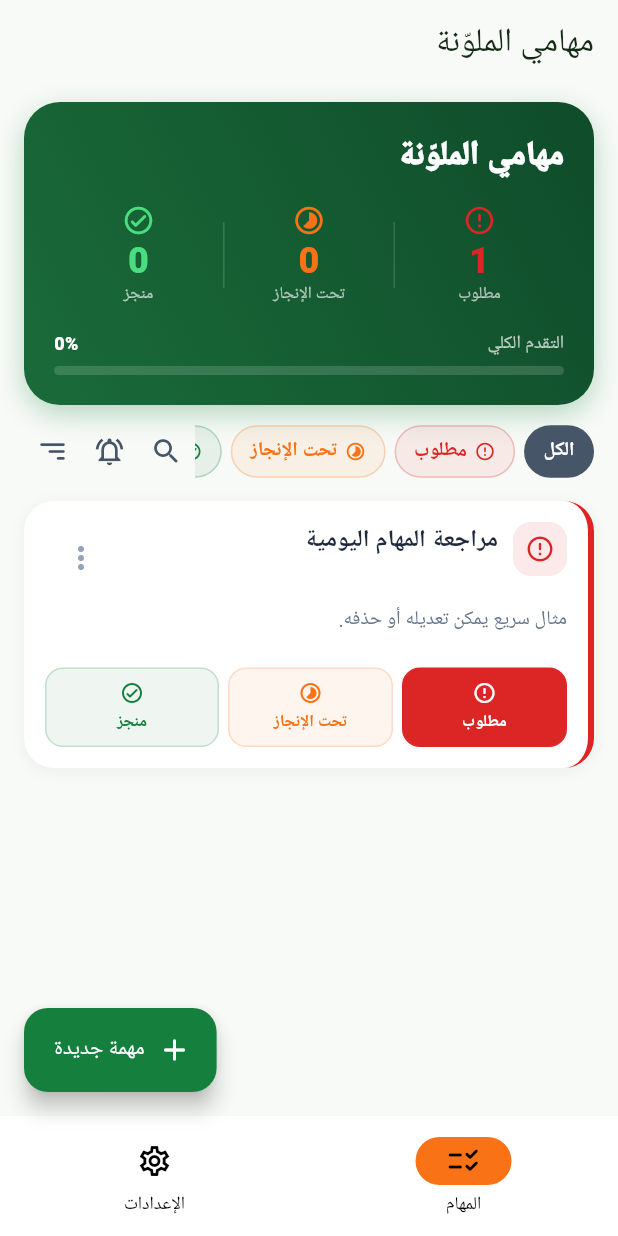
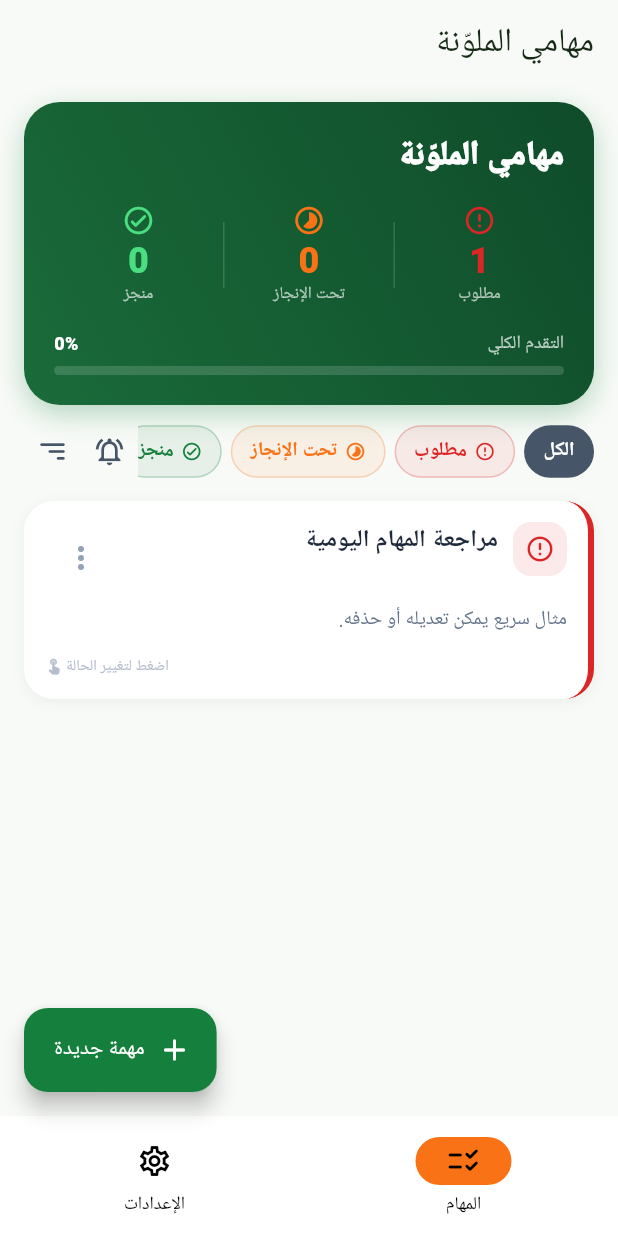
Before and after one commit to aljwaal1/TASKS, a Flutter app: the screen it shows after launch, on a phone screen of 412 x 824 dp. Run offline on Flutter 3.47's test engine with Material 3 defaults, Android fonts, the light colour scheme and no system bars; our stand-ins replace flutter_local_notifications, shared_preferences, timezone.

Commit message:
Add files via upload

```diff
--- a/lib/main.dart
+++ b/lib/main.dart
@@ -425,8 +425,6 @@ class _TasksHomeState extends State<TasksHome> {
   SortMode sortMode = SortMode.reminderDate;
   int tab = 0;
   bool loading = true;
-  String searchQuery = '';
-  bool showSearch = false;
 
   @override
   void initState() {
@@ -572,11 +570,7 @@ class _TasksHomeState extends State<TasksHome> {
 
   List<AppTask> get visibleTasks {
     var list = tasks.where((t) {
-      final matchFilter = filter == null || t.status == filter;
-      final matchSearch = searchQuery.isEmpty ||
-          t.title.contains(searchQuery) ||
-          t.note.contains(searchQuery);
-      return matchFilter && matchSearch;
+      return filter == null || t.status == filter;
     }).toList();
 
     switch (sortMode) {
@@ -610,16 +604,9 @@ class _TasksHomeState extends State<TasksHome> {
         allTasks: tasks,
         filter: filter,
         sortMode: sortMode,
-        showSearch: showSearch,
-        searchQuery: searchQuery,
         doneCount: doneCount,
         onFilter: (v) => setState(() => filter = v),
         onSortMode: (v) => setState(() => sortMode = v),
-        onSearchToggle: () => setState(() {
-          showSearch = !showSearch;
-          if (!showSearch) searchQuery = '';
-        }),
-        onSearchChanged: (v) => setState(() => searchQuery = v),
         onAdd: () => openTaskSheet(),
         onEdit: (t) => openTaskSheet(task: t),
         onDelete: deleteTask,
@@ -722,13 +709,9 @@ class _TasksPage extends StatelessWidget {
     required this.allTasks,
     required this.filter,
     required this.sortMode,
-    required this.showSearch,
-    required this.searchQuery,
     required this.doneCount,
     required this.onFilter,
     required this.onSortMode,
-    required this.onSearchToggle,
-    required this.onSearchChanged,
     required this.onAdd,
     required this.onEdit,
     required this.onDelete,
@@ -741,13 +724,9 @@ class _TasksPage extends StatelessWidget {
   final List<AppTask> allTasks;
   final TaskStatus? filter;
   final SortMode sortMode;
-  final bool showSearch;
-  final String searchQuery;
   final int doneCount;
   final ValueChanged<TaskStatus?> onFilter;
   final ValueChanged<SortMode> onSortMode;
-  final VoidCallback onSearchToggle;
-  final ValueChanged<String> onSearchChanged;
   final VoidCallback onAdd;
   final ValueChanged<AppTask> onEdit;
   final ValueChanged<AppTask> onDelete;
@@ -765,26 +744,6 @@ class _TasksPage extends StatelessWidget {
           child: Padding(
             padding: const EdgeInsets.fromLTRB(16, 12, 16, 0),
             child: _SummaryPanel(tasks: allTasks),
-          ),
-        ),
-
-        // ── شريط البحث ──
-        if (showSearch)
-          SliverToBoxAdapter(
-            child: Padding(
-              padding: const EdgeInsets.fromLTRB(16, 12, 16, 0),
-              child: TextField(
-                autofocus: true,
-                decoration: InputDecoration(
-                  hintText: 'ابحث عن مهمة...',
-                  prefixIcon: const Icon(Icons.search_rounded),
-                  suffixIcon: IconButton(
-                    icon: const Icon(Icons.close_rounded),
-                    onPressed: onSearchToggle,
-                  ),
-                ),
-                onChanged: onSearchChanged,
-              ),
           ),
         ),
 
@@ -795,11 +754,9 @@ class _TasksPage extends StatelessWidget {
             child: _FilterBar(
               filter: filter,
               sortMode: sortMode,
-              showSearch: showSearch,
               doneCount: doneCount,
               onFilter: onFilter,
               onSortMode: onSortMode,
-              onSearchToggle: onSearchToggle,
               onDeleteDone: onDeleteDone,
               onTestNotification: onTestNotification,
             ),
@@ -813,7 +770,7 @@ class _TasksPage extends StatelessWidget {
           SliverToBoxAdapter(
             child: Padding(
               padding: const EdgeInsets.symmetric(horizontal: 16),
-              child: _EmptyState(onAdd: onAdd, hasSearch: searchQuery.isNotEmpty),
+              child: _EmptyState(onAdd: onAdd),
             ),
           )
         else
@@ -843,22 +800,18 @@ class _FilterBar extends StatelessWidget {
   const _FilterBar({
     required this.filter,
     required this.sortMode,
-    required this.showSearch,
     required this.doneCount,
     required this.onFilter,
     required this.onSortMode,
-    required this.onSearchToggle,
     required this.onDeleteDone,
     required this.onTestNotification,
   });
 
   final TaskStatus? filter;
   final SortMode sortMode;
-  final bool showSearch;
   final int doneCount;
   final ValueChanged<TaskStatus?> onFilter;
   final ValueChanged<SortMode> onSortMode;
-  final VoidCallback onSearchToggle;
   final VoidCallback? onDeleteDone;
   final VoidCallback onTestNotification;
 
@@ -901,11 +854,6 @@ class _FilterBar extends StatelessWidget {
             Row(
               mainAxisSize: MainAxisSize.min,
               children: [
-                _ToolIcon(
-                  icon: showSearch ? Icons.search_off_rounded : Icons.search_rounded,
-                  tooltip: 'بحث',
-                  onTap: onSearchToggle,
-                ),
                 _ToolIcon(
                   icon: Icons.notifications_active_outlined,
                   tooltip: 'اختبار الإشعار',
@@ -1299,11 +1247,76 @@ class _TaskCard extends StatelessWidget {
   final VoidCallback onDelete;
   final ValueChanged<TaskStatus> onStatus;
 
+  Future<void> _openStatusPicker(BuildContext context) async {
+    final result = await showModalBottomSheet<TaskStatus>(
+      context: context,
+      builder: (_) => Directionality(
+        textDirection: TextDirection.rtl,
+        child: Padding(
+          padding: const EdgeInsets.fromLTRB(16, 12, 16, 32),
+          child: Column(
+            mainAxisSize: MainAxisSize.min,
+            crossAxisAlignment: CrossAxisAlignment.start,
+            children: [
+              Center(
+                child: Container(
+                  width: 40,
+                  height: 4,
+                  margin: const EdgeInsets.only(bottom: 16),
+                  decoration: BoxDecoration(
+                    color: const Color(0xFFE2E8D8),
+                    borderRadius: BorderRadius.circular(99),
+                  ),
+                ),
+              ),
+              Text(
+                task.title,
+                style: const TextStyle(
+                    fontSize: 16, fontWeight: FontWeight.w800),
+              ),
+              const SizedBox(height: 4),
+              const Text('اختر الحالة الجديدة',
+                  style: TextStyle(color: Color(0xFF94A3B8), fontSize: 13)),
+              const SizedBox(height: 12),
+              for (final s in TaskStatus.values)
+                ListTile(
+                  leading: Container(
+                    padding: const EdgeInsets.all(8),
+                    decoration: BoxDecoration(
+                      color: s.color.withValues(alpha: 0.1),
+                      borderRadius: BorderRadius.circular(10),
+                    ),
+                    child: Icon(s.icon, color: s.color, size: 20),
+                  ),
+                  title: Text(s.label,
+                      style: const TextStyle(fontWeight: FontWeight.w700)),
+                  trailing: task.status == s
+                      ? Icon(Icons.check_circle_rounded, color: s.color)
+                      : null,
+                  selected: task.status == s,
+                  selectedTileColor: s.color.withValues(alpha: 0.06),
+                  shape: RoundedRectangleBorder(
+                      borderRadius: BorderRadius.circular(14)),
+                  onTap: () => Navigator.pop(context, s),
+                ),
+            ],
+          ),
+        ),
+      ),
+    );
+    if (result != null && result != task.status) onStatus(result);
+  }
+
   @override
   Widget build(BuildContext context) {
     final statusColor = task.status.color;
 
-    return Container(
+    return Material(
+      color: Colors.transparent,
+      child: InkWell(
+        borderRadius: BorderRadius.circular(20),
+        onTap: () => _openStatusPicker(context),
+        child: Container(
           decoration: BoxDecoration(
             color: Colors.white,
             borderRadius: BorderRadius.circular(20),
@@ -1334,7 +1347,8 @@ class _TaskCard extends StatelessWidget {
                         color: statusColor.withValues(alpha: 0.1),
                         borderRadius: BorderRadius.circular(12),
                       ),
-                  child: Icon(task.status.icon, color: statusColor, size: 20),
+                      child: Icon(task.status.icon,
+                          color: statusColor, size: 20),
                     ),
                     const SizedBox(width: 10),
                     // العنوان والأولوية
@@ -1362,8 +1376,10 @@ class _TaskCard extends StatelessWidget {
                                   horizontal: 7, vertical: 2),
                               decoration: BoxDecoration(
                                 color: task.priority == 2
-                                ? const Color(0xFFDC2626).withValues(alpha: 0.1)
-                                : const Color(0xFFF97316).withValues(alpha: 0.1),
+                                    ? const Color(0xFFDC2626)
+                                        .withValues(alpha: 0.1)
+                                    : const Color(0xFFF97316)
+                                        .withValues(alpha: 0.1),
                                 borderRadius: BorderRadius.circular(99),
                               ),
                               child: Text(
@@ -1433,8 +1449,8 @@ class _TaskCard extends StatelessWidget {
                 // ── شريط المعلومات: التاريخ ──
                 if (task.reminderAt != null)
                   Container(
-                padding:
-                    const EdgeInsets.symmetric(horizontal: 10, vertical: 5),
+                    padding: const EdgeInsets.symmetric(
+                        horizontal: 10, vertical: 5),
                     decoration: BoxDecoration(
                       color: task.isOverdue
                           ? const Color(0xFFDC2626).withValues(alpha: 0.08)
@@ -1468,60 +1484,29 @@ class _TaskCard extends StatelessWidget {
                     ),
                   ),
 
-            const SizedBox(height: 12),
-
-            // ── أزرار تغيير الحالة — تتوزع بالتساوي بدون تمرير ──
-            Row(
-              children: TaskStatus.values.map((s) {
-                final isActive = task.status == s;
-                return Expanded(
-                  child: Padding(
-                    padding: EdgeInsetsDirectional.only(
-                      end: s != TaskStatus.done ? 6 : 0,
-                    ),
-                    child: GestureDetector(
-                      onTap: isActive ? null : () => onStatus(s),
-                      child: AnimatedContainer(
-                        duration: const Duration(milliseconds: 180),
-                        padding: const EdgeInsets.symmetric(vertical: 8),
-                        decoration: BoxDecoration(
-                          color: isActive
-                              ? s.color
-                              : s.color.withValues(alpha: 0.07),
-                          borderRadius: BorderRadius.circular(12),
-                          border: Border.all(
-                            color: isActive
-                                ? s.color
-                                : s.color.withValues(alpha: 0.2),
-                          ),
-                        ),
-                        child: Column(
+                const SizedBox(height: 4),
+                Align(
+                  alignment: AlignmentDirectional.centerEnd,
+                  child: Row(
                     mainAxisSize: MainAxisSize.min,
                     children: [
-                            Icon(
-                              s.icon,
-                              size: 16,
-                              color: isActive ? Colors.white : s.color,
-                            ),
-                            const SizedBox(height: 3),
                       Text(
-                              s.label,
-                              textAlign: TextAlign.center,
+                        'اضغط لتغيير الحالة',
                         style: TextStyle(
-                                fontSize: 11,
-                                fontWeight: FontWeight.w800,
-                                color: isActive ? Colors.white : s.color,
-                              ),
-                            ),
-                          ],
-                        ),
-                      ),
-                    ),
-                  ),
-                );
-              }).toList(),
-            ),
-          ],
+                          fontSize: 10,
+                          color: const Color(0xFF94A3B8).withValues(alpha: 0.7),
+                        ),
+                      ),
+                      const SizedBox(width: 2),
+                      Icon(Icons.touch_app_rounded,
+                          size: 12,
+                          color: const Color(0xFF94A3B8).withValues(alpha: 0.7)),
+                    ],
+                  ),
+                ),
+              ],
+            ),
+          ),
         ),
       ),
     );
@@ -1532,10 +1517,9 @@ class _TaskCard extends StatelessWidget {
 // EMPTY STATE
 // ═══════════════════════════════════════════════════════════════════════════════
 class _EmptyState extends StatelessWidget {
-  const _EmptyState({required this.onAdd, required this.hasSearch});
+  const _EmptyState({required this.onAdd});
 
   final VoidCallback onAdd;
-  final bool hasSearch;
 
   @override
   Widget build(BuildContext context) {
@@ -1555,36 +1539,32 @@ class _EmptyState extends StatelessWidget {
               color: const Color(0xFF15803D).withValues(alpha: 0.08),
               shape: BoxShape.circle,
             ),
-            child: Icon(
-              hasSearch ? Icons.search_off_rounded : Icons.task_alt_rounded,
+            child: const Icon(
+              Icons.task_alt_rounded,
               size: 44,
-              color: const Color(0xFF15803D),
+              color: Color(0xFF15803D),
             ),
           ),
           const SizedBox(height: 16),
-          Text(
-            hasSearch ? 'لا توجد نتائج' : 'لا توجد مهام بعد',
-            style: const TextStyle(
+          const Text(
+            'لا توجد مهام بعد',
+            style: TextStyle(
                 fontSize: 18,
                 fontWeight: FontWeight.w900,
                 color: Color(0xFF1E293B)),
           ),
           const SizedBox(height: 6),
-          Text(
-            hasSearch
-                ? 'جرب كلمة بحث مختلفة'
-                : 'أضف مهمتك الأولى وابدأ بالتنظيم',
-            style: const TextStyle(color: Color(0xFF94A3B8)),
+          const Text(
+            'أضف مهمتك الأولى وابدأ بالتنظيم',
+            style: TextStyle(color: Color(0xFF94A3B8)),
             textAlign: TextAlign.center,
           ),
-          if (!hasSearch) ...[
           const SizedBox(height: 20),
           FilledButton.icon(
             onPressed: onAdd,
             icon: const Icon(Icons.add_rounded),
             label: const Text('إضافة مهمة'),
           ),
-          ],
         ],
       ),
     );
```
Lines whose indentation alone changed are shown as unchanged.
